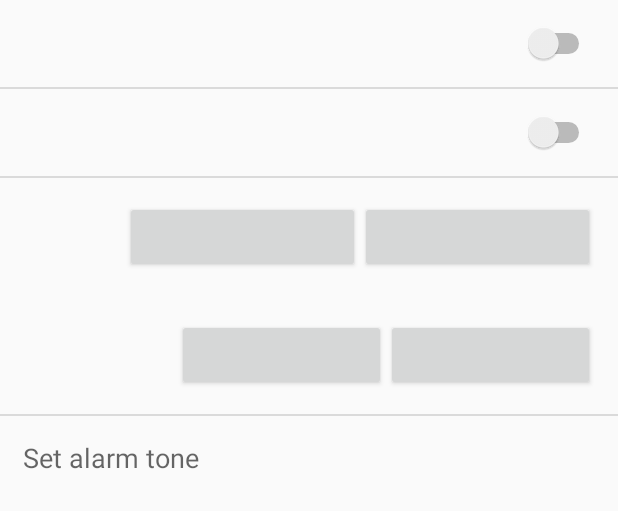
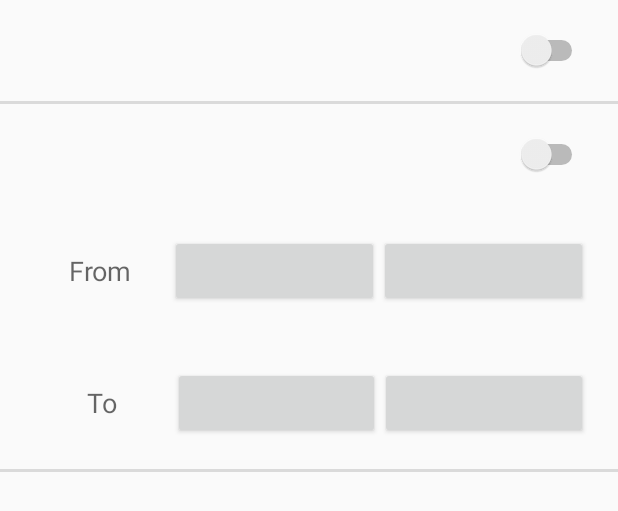
Before and after one commit to iamsayem/RemindMe, an Android app: the layout activity_alarm.xml on its own in the app's theme, with its tools: preview values and no code run, on a phone screen of 412 x 824 dp. Shown: the top 511 px of the screen. Run offline under Robolectric (Android 15) with nearby library versions, the light colour scheme and no system bars.

Commit message:
Eight Commit

```diff
--- a/app/src/main/res/layout/activity_alarm.xml
+++ b/app/src/main/res/layout/activity_alarm.xml
@@ -14,7 +14,7 @@
             android:orientation="horizontal"
             android:layout_width="match_parent"
             android:layout_height="wrap_content"
-            android:padding="15dp">
+            android:padding="20dp">
 
             <TextView
                 android:layout_width="wrap_content"
@@ -32,14 +32,14 @@
 
         <TextView
             android:layout_width="fill_parent"
-            android:layout_height="2px"
+            android:layout_height="3px"
             android:background="#DADADA" />
 
         <LinearLayout
             android:orientation="horizontal"
             android:layout_width="match_parent"
             android:layout_height="wrap_content"
-            android:padding="15dp">
+            android:padding="20dp">
 
             <TextView
                 android:layout_width="wrap_content"
@@ -56,23 +56,19 @@
 
         </LinearLayout>
 
-        <TextView
-            android:layout_width="fill_parent"
-            android:layout_height="2px"
-            android:background="#DADADA" />
-
         <LinearLayout
             android:orientation="horizontal"
             android:layout_width="match_parent"
             android:layout_height="wrap_content"
-            android:padding="15dp">
+            android:padding="20dp">
 
             <TextView
                 android:layout_width="wrap_content"
                 android:layout_height="match_parent"
+                android:gravity="center"
+                android:text="From"
                 android:textAppearance="?android:attr/textAppearanceMedium"
                 android:layout_weight="1"
-                android:gravity="center"
                 android:id="@+id/fromTextView" />
 
             <Button
@@ -94,14 +90,15 @@
             android:orientation="horizontal"
             android:layout_width="match_parent"
             android:layout_height="wrap_content"
-            android:padding="15dp">
+            android:padding="20dp">
 
             <TextView
                 android:layout_width="wrap_content"
                 android:layout_height="match_parent"
+                android:gravity="center"
+                android:text="To"
                 android:textAppearance="?android:attr/textAppearanceMedium"
-                android:gravity="center"
-                android:layout_weight="2"
+                android:layout_weight="1.5"
                 android:id="@+id/toTextView" />
 
             <Button
@@ -121,15 +118,14 @@
 
         <TextView
             android:layout_width="fill_parent"
-            android:layout_height="2px"
+            android:layout_height="3px"
             android:background="#DADADA" />
 
         <TextView
             android:layout_width="match_parent"
             android:layout_height="wrap_content"
-            android:padding="15dp"
+            android:padding="20dp"
             android:textAppearance="?android:attr/textAppearanceMedium"
-            android:text="Set alarm tone"
             android:id="@+id/setAlarmToneTextView" />
 
     </LinearLayout>
```
Also changed, not shown: app/src/main/java/com/example/sayem/remindme/AlarmActivity.java (+79 -38 lines).
